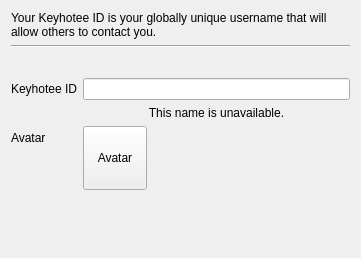
Old version of the form profile_wizard/ProfileNymPage.ui in the repository InvictusInnovations/keyhotee.
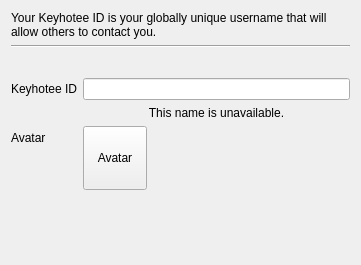
New version of the form.

What changed in the file:
```diff
--- a/profile_wizard/ProfileNymPage.ui
+++ b/profile_wizard/ProfileNymPage.ui
@@ -7,7 +7,7 @@
     <x>0</x>
     <y>0</y>
     <width>361</width>
-    <height>258</height>
+    <height>265</height>
    </rect>
   </property>
   <property name="windowTitle">
```
